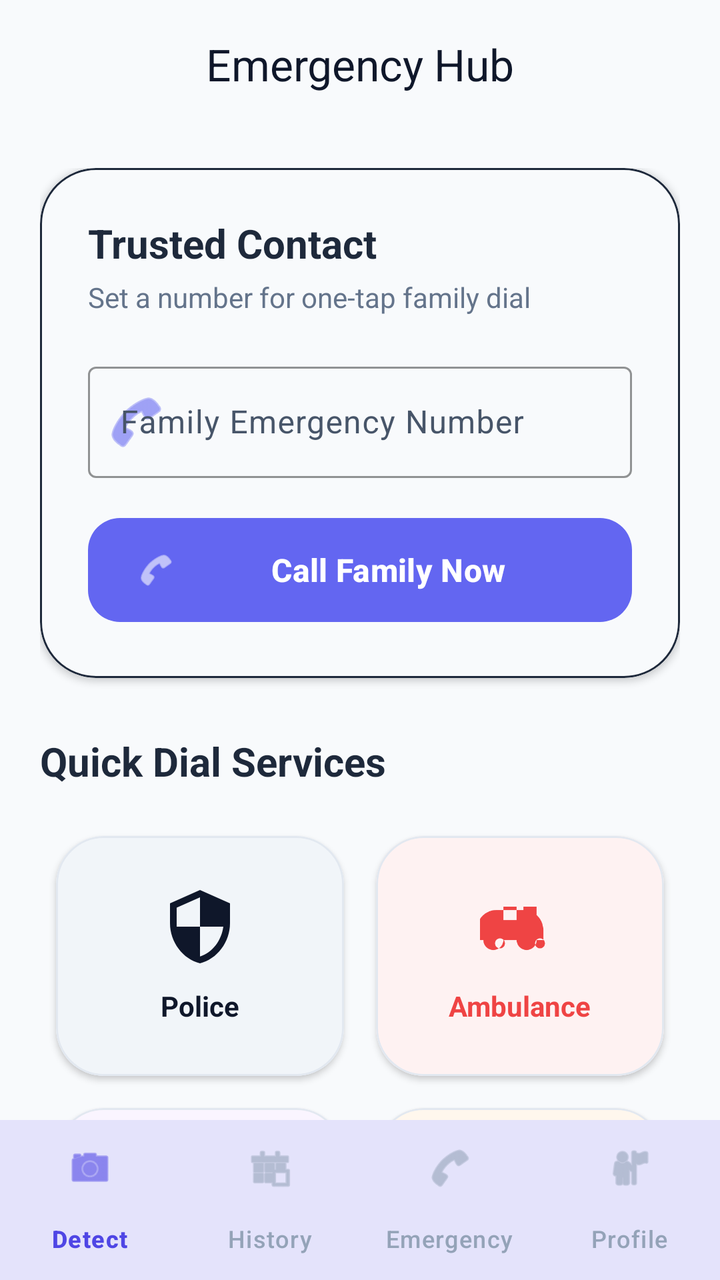
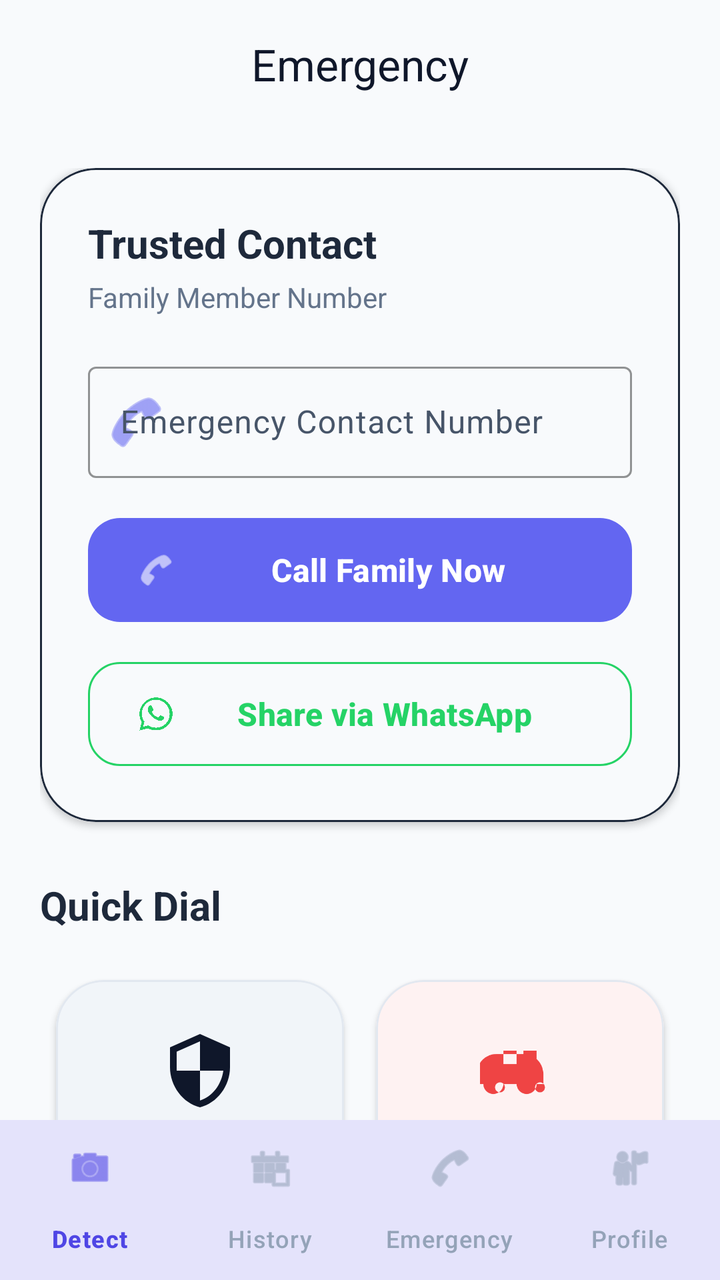

Two renders of the same Android screen: before a commit and after it. Below are the layout's source before the change and the commit's diff.
<!-- AndroidManifest.xml: application theme Theme.CrimeDetection -->
<!-- res/layout/activity_emergency.xml -->
<?xml version="1.0" encoding="utf-8"?>
<androidx.coordinatorlayout.widget.CoordinatorLayout xmlns:android="http://schemas.android.com/apk/res/android"
    xmlns:app="http://schemas.android.com/apk/res-auto"
    android:layout_width="match_parent"
    android:layout_height="match_parent"
    android:background="?android:attr/colorBackground">

    <com.google.android.material.appbar.AppBarLayout
        android:layout_width="match_parent"
        android:layout_height="wrap_content"
        android:background="@android:color/transparent"
        app:elevation="0dp">

        <com.google.android.material.appbar.MaterialToolbar
            android:id="@+id/toolbar"
            android:layout_width="match_parent"
            android:layout_height="?attr/actionBarSize"
            app:title="@string/title_emergency"
            app:titleCentered="true"
            app:titleTextColor="?attr/colorOnSurface" />
    </com.google.android.material.appbar.AppBarLayout>

    <androidx.core.widget.NestedScrollView
        android:layout_width="match_parent"
        android:layout_height="match_parent"
        android:clipToPadding="false"
        android:paddingBottom="100dp"
        app:layout_behavior="@string/appbar_scrolling_view_behavior">

        <LinearLayout
            android:layout_width="match_parent"
            android:layout_height="wrap_content"
            android:orientation="vertical"
            android:padding="20dp">

            
            <com.google.android.material.card.MaterialCardView
                android:layout_width="match_parent"
                android:layout_height="wrap_content"
                android:layout_marginBottom="28dp"
                app:cardCornerRadius="28dp"
                app:cardElevation="2dp"
                app:strokeColor="#1E293B"
                app:strokeWidth="1dp">

                <LinearLayout
                    android:layout_width="match_parent"
                    android:layout_height="wrap_content"
                    android:background="#F8FAFC"
                    android:orientation="vertical"
                    android:padding="24dp">

                    <TextView
                        android:layout_width="wrap_content"
                        android:layout_height="wrap_content"
                        android:text="@string/label_trusted_contact"
                        android:textColor="#1E293B"
                        android:textSize="20sp"
                        android:textStyle="bold" />

                    <TextView
                        android:layout_width="wrap_content"
                        android:layout_height="wrap_content"
                        android:layout_marginTop="4dp"
                        android:text="@string/desc_family_num"
                        android:textColor="#64748B"
                        android:textSize="14sp" />

                    <com.google.android.material.textfield.TextInputLayout
                        style="@style/Widget.Material3.TextInputLayout.OutlinedBox"
                        android:layout_width="match_parent"
                        android:layout_height="wrap_content"
                        android:layout_marginTop="20dp"
                        android:hint="@string/label_family_num"
                        app:boxStrokeColor="#6366F1"
                        app:hintTextColor="#6366F1"
                        app:startIconDrawable="@android:drawable/ic_menu_call"
                        app:startIconTint="#6366F1">

                        <com.google.android.material.textfield.TextInputEditText
                            android:id="@+id/etFamilyNum"
                            android:layout_width="match_parent"
                            android:layout_height="wrap_content"
                            android:inputType="phone"
                            android:textColor="#1E293B" />
                    </com.google.android.material.textfield.TextInputLayout>

                    <com.google.android.material.button.MaterialButton
                        android:id="@+id/btnCallFamily"
                        android:layout_width="match_parent"
                        android:layout_height="60dp"
                        android:layout_marginTop="16dp"
                        android:text="@string/btn_call_family_now"
                        android:textSize="16sp"
                        android:textStyle="bold"
                        app:backgroundTint="#6366F1"
                        app:cornerRadius="16dp"
                        app:icon="@android:drawable/ic_menu_call"
                        app:iconSize="20dp" />
                </LinearLayout>
            </com.google.android.material.card.MaterialCardView>

            <TextView
                android:layout_width="wrap_content"
                android:layout_height="wrap_content"
                android:layout_marginBottom="16dp"
                android:text="@string/label_quick_dial"
                android:textColor="#1E293B"
                android:textSize="20sp"
                android:textStyle="bold" />

            <GridLayout
                android:layout_width="match_parent"
                android:layout_height="wrap_content"
                android:alignmentMode="alignMargins"
                android:columnCount="2"
                android:columnOrderPreserved="false"
                android:rowCount="3">

                
                <com.google.android.material.card.MaterialCardView
                    android:id="@+id/cardPolice"
                    android:layout_width="0dp"
                    android:layout_height="120dp"
                    android:layout_rowWeight="1"
                    android:layout_columnWeight="1"
                    android:layout_margin="8dp"
                    android:clickable="true"
                    android:focusable="true"
                    app:cardCornerRadius="24dp"
                    app:cardElevation="2dp"
                    app:strokeColor="#E2E8F0"
                    app:strokeWidth="1dp">

                    <LinearLayout
                        android:layout_width="match_parent"
                        android:layout_height="match_parent"
                        android:background="#F1F5F9"
                        android:gravity="center"
                        android:orientation="vertical">

                        <ImageView
                            android:layout_width="40dp"
                            android:layout_height="40dp"
                            android:src="@drawable/ic_police"
                            app:tint="#0F172A" />

                        <TextView
                            android:layout_width="wrap_content"
                            android:layout_height="wrap_content"
                            android:layout_marginTop="10dp"
                            android:text="@string/label_police"
                            android:textColor="#0F172A"
                            android:textStyle="bold" />
                    </LinearLayout>
                </com.google.android.material.card.MaterialCardView>

                
                <com.google.android.material.card.MaterialCardView
                    android:id="@+id/cardAmbulance"
                    android:layout_width="0dp"
                    android:layout_height="120dp"
                    android:layout_rowWeight="1"
                    android:layout_columnWeight="1"
                    android:layout_margin="8dp"
                    android:clickable="true"
                    android:focusable="true"
                    app:cardCornerRadius="24dp"
                    app:cardElevation="2dp"
                    app:strokeColor="#E2E8F0"
                    app:strokeWidth="1dp">

                    <LinearLayout
                        android:layout_width="match_parent"
                        android:layout_height="match_parent"
                        android:background="#FEF2F2"
                        android:gravity="center"
                        android:orientation="vertical">

                        <ImageView
                            android:layout_width="40dp"
                            android:layout_height="40dp"
                            android:src="@drawable/ic_ambulance"
                            app:tint="#EF4444" />

                        <TextView
                            android:layout_width="wrap_content"
                            android:layout_height="wrap_content"
                            android:layout_marginTop="10dp"
                            android:text="@string/label_ambulance"
                            android:textColor="#EF4444"
                            android:textStyle="bold" />
                    </LinearLayout>
                </com.google.android.material.card.MaterialCardView>

                
                <com.google.android.material.card.MaterialCardView
                    android:id="@+id/cardWomen"
                    android:layout_width="0dp"
                    android:layout_height="120dp"
                    android:layout_rowWeight="1"
                    android:layout_columnWeight="1"
                    android:layout_margin="8dp"
                    android:clickable="true"
                    android:focusable="true"
                    app:cardCornerRadius="24dp"
                    app:cardElevation="2dp"
                    app:strokeColor="#E2E8F0"
                    app:strokeWidth="1dp">

                    <LinearLayout
                        android:layout_width="match_parent"
                        android:layout_height="match_parent"
                        android:background="#FAF5FF"
                        android:gravity="center"
                        android:orientation="vertical">

                        <ImageView
                            android:layout_width="40dp"
                            android:layout_height="40dp"
                            android:src="@drawable/ic_women"
                            app:tint="#9333EA" />

                        <TextView
                            android:layout_width="wrap_content"
                            android:layout_height="wrap_content"
                            android:layout_marginTop="10dp"
                            android:text="@string/label_women_helpline"
                            android:textColor="#9333EA"
                            android:textStyle="bold" />
                    </LinearLayout>
                </com.google.android.material.card.MaterialCardView>

                
                <com.google.android.material.card.MaterialCardView
                    android:id="@+id/cardFire"
                    android:layout_width="0dp"
                    android:layout_height="120dp"
                    android:layout_rowWeight="1"
                    android:layout_columnWeight="1"
                    android:layout_margin="8dp"
                    android:clickable="true"
                    android:focusable="true"
                    app:cardCornerRadius="24dp"
                    app:cardElevation="2dp"
                    app:strokeColor="#E2E8F0"
                    app:strokeWidth="1dp">

                    <LinearLayout
                        android:layout_width="match_parent"
                        android:layout_height="match_parent"
                        android:background="#FFF7ED"
                        android:gravity="center"
                        android:orientation="vertical">

                        <ImageView
                            android:layout_width="40dp"
                            android:layout_height="40dp"
                            android:src="@drawable/ic_fire"
                            app:tint="#F97316" />

                        <TextView
                            android:layout_width="wrap_content"
                            android:layout_height="wrap_content"
                            android:layout_marginTop="10dp"
                            android:text="@string/label_fire_brigade"
                            android:textColor="#F97316"
                            android:textStyle="bold" />
                    </LinearLayout>
                </com.google.android.material.card.MaterialCardView>

                
                <com.google.android.material.card.MaterialCardView
                    android:id="@+id/cardChild"
                    android:layout_width="0dp"
                    android:layout_height="120dp"
                    android:layout_rowWeight="1"
                    android:layout_columnWeight="1"
                    android:layout_margin="8dp"
                    android:clickable="true"
                    android:focusable="true"
                    app:cardCornerRadius="24dp"
                    app:cardElevation="2dp"
                    app:strokeColor="#E2E8F0"
                    app:strokeWidth="1dp">

                    <LinearLayout
                        android:layout_width="match_parent"
                        android:layout_height="match_parent"
                        android:background="#ECFEFF"
                        android:gravity="center"
                        android:orientation="vertical">

                        <ImageView
                            android:layout_width="40dp"
                            android:layout_height="40dp"
                            android:src="@drawable/ic_child"
                            app:tint="#0891B2" />

                        <TextView
                            android:layout_width="wrap_content"
                            android:layout_height="wrap_content"
                            android:layout_marginTop="10dp"
                            android:text="@string/label_child_helpline"
                            android:textColor="#0891B2"
                            android:textStyle="bold" />
                    </LinearLayout>
                </com.google.android.material.card.MaterialCardView>

                
                <com.google.android.material.card.MaterialCardView
                    android:id="@+id/cardAntiRagging"
                    android:layout_width="0dp"
                    android:layout_height="120dp"
                    android:layout_rowWeight="1"
                    android:layout_columnWeight="1"
                    android:layout_margin="8dp"
                    android:clickable="true"
                    android:focusable="true"
                    app:cardCornerRadius="24dp"
                    app:cardElevation="2dp"
                    app:strokeColor="#E2E8F0"
                    app:strokeWidth="1dp">

                    <LinearLayout
                        android:layout_width="match_parent"
                        android:layout_height="match_parent"
                        android:background="#F0FDFA"
                        android:gravity="center"
                        android:orientation="vertical">

                        <ImageView
                            android:layout_width="40dp"
                            android:layout_height="40dp"
                            android:src="@drawable/ic_anti_ragging"
                            app:tint="#0D9488" />

                        <TextView
                            android:layout_width="wrap_content"
                            android:layout_height="wrap_content"
                            android:layout_marginTop="10dp"
                            android:text="@string/label_ragging"
                            android:textColor="#0D9488"
                            android:textStyle="bold" />
                    </LinearLayout>
                </com.google.android.material.card.MaterialCardView>
            </GridLayout>

            <com.google.android.material.button.MaterialButton
                android:id="@+id/btnSearchPolice"
                style="@style/Widget.Material3.Button.TonalButton"
                android:layout_width="match_parent"
                android:layout_height="64dp"
                android:layout_marginTop="28dp"
                android:text="@string/btn_find_police"
                android:textSize="15sp"
                app:cornerRadius="20dp"
                app:icon="@android:drawable/ic_menu_mapmode"
                app:iconGravity="textStart"
                app:iconPadding="12dp"
                app:iconSize="20dp" />

        </LinearLayout>
    </androidx.core.widget.NestedScrollView>

    <com.google.android.material.bottomnavigation.BottomNavigationView
        android:id="@+id/bottomNavigation"
        android:layout_width="match_parent"
        android:layout_height="wrap_content"
        android:layout_gravity="bottom"
        android:background="?android:attr/colorBackground"
        app:elevation="16dp"
        app:labelVisibilityMode="labeled"
        app:menu="@menu/bottom_nav_menu" />

</androidx.coordinatorlayout.widget.CoordinatorLayout>
<!-- resources referenced by this layout -->
<resources>
  <!-- drawable ic_police (drawable) -->
  <vector xmlns:android="http://schemas.android.com/apk/res/android"
      android:width="24dp"
      android:height="24dp"
      android:viewportWidth="24"
      android:viewportHeight="24">
      <path
          android:fillColor="#000000"
          android:pathData="M12,1L3,5v6c0,5.55 3.84,10.74 9,12 5.16,-1.26 9,-6.45 9,-12V5l-9,-4zm0,10.99h7c-0.53,4.12 -3.28,7.79 -7,8.94V12H5V6.3l7,-3.11v8.8z" />
  </vector>
  <string name="btn_call_family_now">Call Family Now</string>
  <string name="btn_find_police">Find Nearby Police Station</string>
  <string name="desc_family_num">Set a number for one-tap family dial</string>
  <string name="label_ambulance">Ambulance</string>
  <string name="label_child_helpline">Child Helpline</string>
  <string name="label_family_num">Family Emergency Number</string>
  <string name="label_fire_brigade">Fire Brigade</string>
  <string name="label_police">Police</string>
  <string name="label_quick_dial">Quick Dial Services</string>
  <string name="label_ragging">Ragging</string>
  <string name="label_trusted_contact">Trusted Contact</string>
  <string name="label_women_helpline">Women Helpline</string>
  <string name="title_emergency">Emergency Hub</string>
  <color name="colorPrimary">#4F46E5</color>
  <color name="colorOnPrimary">#FFFFFF</color>
  <color name="colorPrimaryContainer">#EEF2FF</color>
  <color name="colorOnPrimaryContainer">#3730A3</color>
  <color name="colorSecondary">#0F172A</color>
  <color name="colorOnSecondary">#FFFFFF</color>
  <color name="colorSecondaryContainer">#F1F5F9</color>
  <color name="colorOnSecondaryContainer">#1E293B</color>
  <color name="colorTertiary">#0EA5E9</color>
  <color name="colorOnTertiary">#FFFFFF</color>
  <color name="colorBackground">#F8FAFC</color>
  <color name="colorSurface">#FFFFFF</color>
  <color name="colorOnSurface">#0F172A</color>
  <color name="colorSurfaceVariant">#F1F5F9</color>
  <color name="colorOnSurfaceVariant">#475569</color>
  <color name="colorOutline">#E2E8F0</color>
  <style name="Widget.App.BottomNavigationView" parent="Widget.Material3.BottomNavigationView">
          <item name="labelVisibilityMode">labeled</item>
          <item name="itemIconTint">@color/bottom_nav_colors</item>
          <item name="itemTextColor">@color/bottom_nav_colors</item>
          <item name="itemRippleColor">@color/colorSecondaryContainer</item>
          <item name="backgroundTint">?attr/colorSurface</item>
      </style>
  <!-- unchanged entries left out for length: 6 -->
</resources>

<!-- the commit's change to res/layout/activity_emergency.xml (unified diff, before → after) -->
@@ -97,6 +97,22 @@
                         app:cornerRadius="16dp"
                         app:icon="@android:drawable/ic_menu_call"
                         app:iconSize="20dp" />
+
+                    <com.google.android.material.button.MaterialButton
+                        android:id="@+id/btnShareWhatsApp"
+                        style="@style/Widget.Material3.Button.OutlinedButton"
+                        android:layout_width="match_parent"
+                        android:layout_height="60dp"
+                        android:layout_marginTop="12dp"
+                        android:text="@string/btn_share_whatsapp"
+                        android:textColor="#25D366"
+                        android:textSize="16sp"
+                        android:textStyle="bold"
+                        app:cornerRadius="16dp"
+                        app:icon="@drawable/ic_whatsapp"
+                        app:iconSize="20dp"
+                        app:iconTint="#25D366"
+                        app:strokeColor="#25D366" />
                 </LinearLayout>
             </com.google.android.material.card.MaterialCardView>
 
<!-- resource entries referenced after the edit -->
@@ -10,19 +10,30 @@
           android:fillColor="#000000"
           android:pathData="M12,1L3,5v6c0,5.55 3.84,10.74 9,12 5.16,-1.26 9,-6.45 9,-12V5l-9,-4zm0,10.99h7c-0.53,4.12 -3.28,7.79 -7,8.94V12H5V6.3l7,-3.11v8.8z" />
   </vector>
+  <!-- drawable ic_whatsapp (drawable) -->
+  <vector xmlns:android="http://schemas.android.com/apk/res/android"
+      android:width="24dp"
+      android:height="24dp"
+      android:viewportWidth="24"
+      android:viewportHeight="24">
+      <path
+          android:fillColor="#25D366"
+          android:pathData="M12.01,2.1C6.55,2.1 2.1,6.55 2.1,12.01c0,1.74 0.45,3.43 1.32,4.92L2.1,21.9l5.12,-1.34c1.45,0.79 3.09,1.21 4.78,1.21c5.46,0 9.91,-4.45 9.91,-9.91C21.91,6.55 17.46,2.1 12.01,2.1zM12.01,20.21c-1.55,0 -3.07,-0.41 -4.4,-1.19l-0.31,-0.18l-3.05,0.8l0.81,-2.97l-0.2,-0.32c-0.86,-1.37 -1.32,-2.95 -1.32,-4.59c0,-4.59 3.74,-8.33 8.33,-8.33c4.59,0 8.33,3.74 8.33,8.33C20.34,16.47 16.6,20.21 12.01,20.21zM16.59,13.6c-0.25,-0.12 -1.48,-0.73 -1.71,-0.81c-0.23,-0.08 -0.4,-0.12 -0.56,0.12c-0.16,0.25 -0.64,0.81 -0.78,0.97c-0.14,0.16 -0.29,0.18 -0.54,0.06c-0.25,-0.12 -1.05,-0.39 -1.99,-1.23c-0.73,-0.65 -1.23,-1.46 -1.37,-1.71c-0.14,-0.25 -0.01,-0.38 0.11,-0.51c0.11,-0.11 0.25,-0.29 0.37,-0.44c0.12,-0.14 0.16,-0.25 0.25,-0.41c0.08,-0.16 0.04,-0.31 -0.02,-0.43c-0.06,-0.12 -0.56,-1.36 -0.77,-1.85c-0.2,-0.49 -0.41,-0.42 -0.56,-0.43c-0.15,-0.01 -0.31,-0.01 -0.47,-0.01c-0.16,0 -0.43,0.06 -0.65,0.3c-0.22,0.25 -0.85,0.83 -0.85,2.02c0,1.19 0.86,2.33 0.98,2.49c0.12,0.16 1.7,2.59 4.12,3.63c0.57,0.25 1.02,0.4 1.37,0.51c0.58,0.18 1.1,0.16 1.51,0.1c0.46,-0.07 1.48,-0.61 1.69,-1.19c0.21,-0.58 0.21,-1.09 0.15,-1.19C17.03,13.78 16.84,13.72 16.59,13.6z" />
+  </vector>
   <string name="btn_call_family_now">Call Family Now</string>
   <string name="btn_find_police">Find Nearby Police Station</string>
-  <string name="desc_family_num">Set a number for one-tap family dial</string>
+  <string name="btn_share_whatsapp">Share via WhatsApp</string>
+  <string name="desc_family_num">Family Member Number</string>
   <string name="label_ambulance">Ambulance</string>
   <string name="label_child_helpline">Child Helpline</string>
-  <string name="label_family_num">Family Emergency Number</string>
+  <string name="label_family_num">Emergency Contact Number</string>
   <string name="label_fire_brigade">Fire Brigade</string>
   <string name="label_police">Police</string>
-  <string name="label_quick_dial">Quick Dial Services</string>
-  <string name="label_ragging">Ragging</string>
+  <string name="label_quick_dial">Quick Dial</string>
+  <string name="label_ragging">Anti-Ragging</string>
   <string name="label_trusted_contact">Trusted Contact</string>
   <string name="label_women_helpline">Women Helpline</string>
-  <string name="title_emergency">Emergency Hub</string>
+  <string name="title_emergency">Emergency</string>
   <color name="colorPrimary">#4F46E5</color>
   <color name="colorOnPrimary">#FFFFFF</color>
   <color name="colorPrimaryContainer">#EEF2FF</color>
